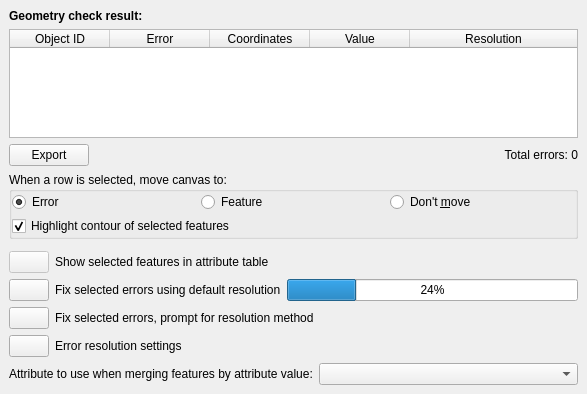
Above: src/plugins/geometry_checker/ui/qgsgeometrycheckerresulttab.ui from carsmie/QGIS before the change. Below: the same form after it.
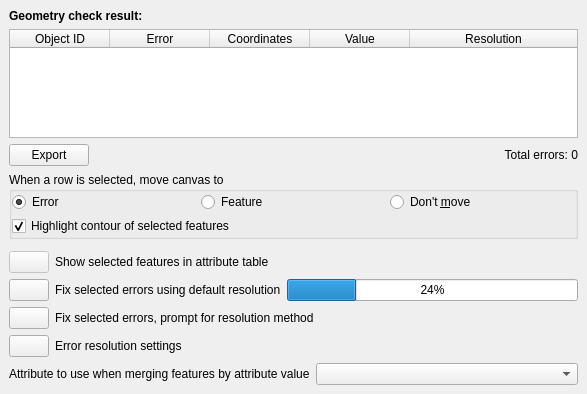
That is the form after the change. Icons and pictures are not drawn.

Patch:
```diff
--- a/src/plugins/geometry_checker/ui/qgsgeometrycheckerresulttab.ui
+++ b/src/plugins/geometry_checker/ui/qgsgeometrycheckerresulttab.ui
@@ -155,7 +155,7 @@
        <item row="3" column="0">
         <widget class="QGroupBox" name="groupBoxRowSelectionBehaviour">
          <property name="title">
-          <string>When a row is selected, move canvas to:</string>
+          <string>When a row is selected, move canvas to</string>
          </property>
          <property name="flat">
           <bool>true</bool>
@@ -385,7 +385,7 @@
           <item>
            <widget class="QLabel" name="labelMergeAttribute">
             <property name="text">
-             <string>Attribute to use when merging features by attribute value:</string>
+             <string>Attribute to use when merging features by attribute value</string>
             </property>
            </widget>
           </item>
```
